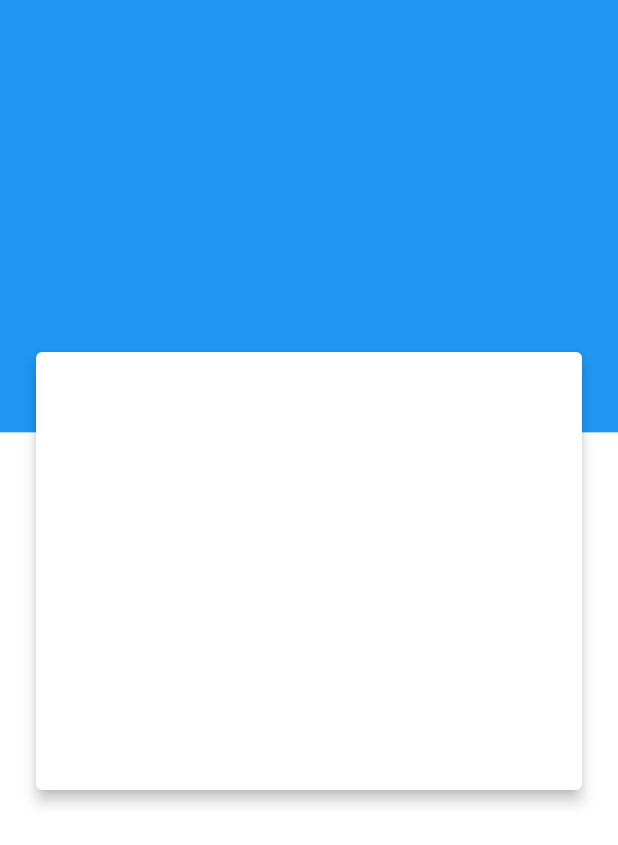
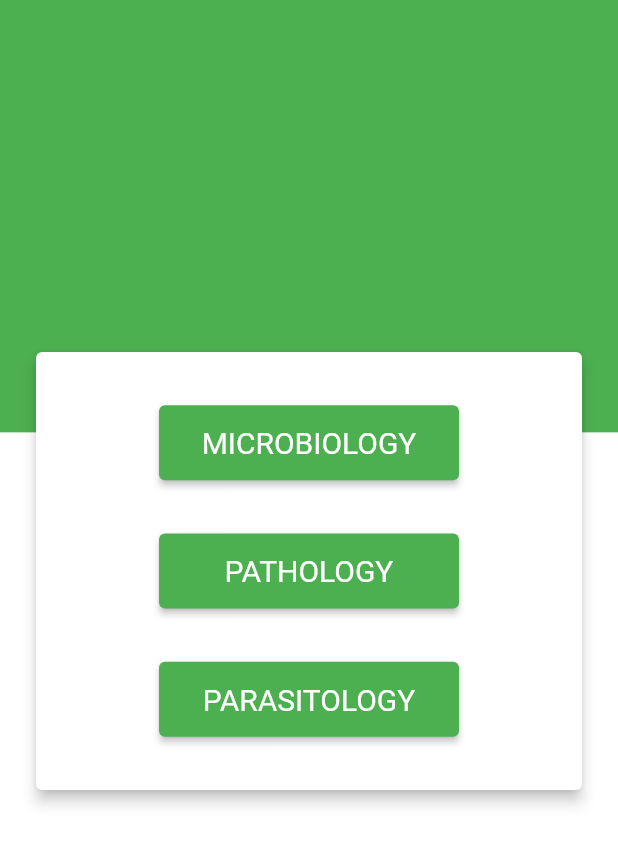
Before and after one commit to lensabillion/NAHDIC-MOBILE-APP, a Flutter app: the screen it shows after launch, on a phone screen of 412 x 824 dp. Shown: the top 845 px of the screen. Run offline on Flutter 3.47's test engine with Material 2 defaults, Android fonts, the phone set to English and light mode, and no system bars.

Commit message:
navigation to pages

```diff
--- a/lib/main.dart
+++ b/lib/main.dart
@@ -1,47 +1,9 @@
 import 'package:flutter/material.dart';
+import 'package:nahdic_mobile_app/mainList.dart';
 
 void main() {
   runApp(MaterialApp(
     debugShowCheckedModeBanner: false,
-    home: MyApp(),
+    home: MainList(),
   ));
 }
-
-class MyApp extends StatelessWidget {
-  @override
-  Widget build(BuildContext context) {
-    return new Stack(
-      children: <Widget>[
-        // The containers in the background
-        new Column(
-          children: <Widget>[
-            new Container(
-              height: MediaQuery.of(context).size.height * .35,
-              // height:300,
-              color: Colors.blue,
-            ),
-            new Container(
-              height: MediaQuery.of(context).size.height * .65,
-              color: Colors.white,
-            )
-          ],
-        ),
-        new Container(
-          alignment: Alignment.topCenter,
-          padding: new EdgeInsets.only(
-              top: MediaQuery.of(context).size.height * .28,
-              right: 20.0,
-              left: 20.0),
-          child: new Container(
-            height: 300.0,
-            width: MediaQuery.of(context).size.width,
-            child: new Card(
-              color: Colors.white,
-              elevation: 4.0,
-            ),
-          ),
-        )
-      ],
-      );
-  }
-}
--- /dev/null
+++ b/lib/mainList.dart
@@ -0,0 +1,100 @@
+import 'package:flutter/material.dart';
+import 'package:nahdic_mobile_app/microbiology.dart';
+import 'package:nahdic_mobile_app/parasitology.dart';
+import 'package:nahdic_mobile_app/pathology.dart';
+class MainList extends StatelessWidget {
+
+  @override
+  Widget build(BuildContext context) {
+    return new Stack(
+      children: <Widget>[
+        // The containers in the background
+        new Column(
+          children: <Widget>[
+            new Container(
+              height: MediaQuery.of(context).size.height * .35,
+              color: Colors.green,
+            ),
+            new Container(
+              height: MediaQuery.of(context).size.height * .65,
+              color: Colors.white,
+            )
+          ],
+        ),
+        new Container(
+          alignment: Alignment.topCenter,
+          padding: new EdgeInsets.only(
+              top: MediaQuery.of(context).size.height * .28,
+              right: 20.0,
+              left: 20.0),
+          child: new Container(
+            height: 300.0,
+            width: MediaQuery.of(context).size.width,
+            child: new Card(
+              child: Column(
+                mainAxisAlignment: MainAxisAlignment.spaceEvenly,
+                children: [
+                  ConstrainedBox(
+                    constraints: BoxConstraints.tightFor(width: 200, height: 50),
+                    child: ElevatedButton(
+                      style: ElevatedButton.styleFrom(
+                        primary: Colors.green,
+                        padding: EdgeInsets.symmetric(horizontal: 10, vertical: 10),
+                        textStyle: TextStyle(fontSize: 20),
+                      ),
+                      child: Text(
+                        "MICROBIOLOGY",
+                      ),
+                      onPressed:() {
+                        Navigator.push(context,MaterialPageRoute(builder: (context) => Microbiology()),);
+    },
+                    ),
+                  ),
+                  ConstrainedBox(
+                    constraints: BoxConstraints.tightFor(width: 200, height: 50),
+                    child: ElevatedButton(
+                      style: ElevatedButton.styleFrom(
+                        primary: Colors.green,
+                        padding:EdgeInsets.symmetric(horizontal: 10, vertical: 10),
+                        textStyle: TextStyle(fontSize: 20),
+
+                      ),
+                      child: Text(
+                        "PATHOLOGY",
+
+                      ),
+                      onPressed: () {
+                        Navigator.push(context,MaterialPageRoute(builder: (context) => Pathology()),);
+    },
+                    ),
+                  ),
+                  ConstrainedBox(
+                    constraints: BoxConstraints.tightFor(width: 200, height: 50),
+                    child: ElevatedButton(
+                      style: ElevatedButton.styleFrom(
+                        primary: Colors.green,
+                        padding: EdgeInsets.symmetric(horizontal: 10, vertical: 10),
+                        textStyle: TextStyle(fontSize: 20),
+                      ),
+                      child: Text(
+                        "PARASITOLOGY",
+
+                      ),
+
+                      onPressed: () {
+                        Navigator.push(context,MaterialPageRoute(builder: (context) => Parasitology()),);
+    },
+                    ),
+                  ),
+                ],
+              ),
+              elevation: 4.0,
+            ),
+          ),
+        )
+      ],
+    );
+  }
+
+
+}
--- /dev/null
+++ b/lib/microbiology.dart
@@ -0,0 +1,14 @@
+import 'package:flutter/material.dart';
+class Microbiology extends StatelessWidget {
+  @override
+  Widget build(BuildContext context) {
+    return Scaffold(
+      appBar: AppBar(
+        title: Text('Microbiology'),
+        backgroundColor: Colors.green,
+      ),
+      );
+  }
+
+
+}
--- /dev/null
+++ b/lib/parasitology.dart
@@ -0,0 +1,14 @@
+import 'package:flutter/material.dart';
+class Parasitology extends StatelessWidget {
+  @override
+  Widget build(BuildContext context) {
+    return Scaffold(
+      appBar: AppBar(
+        title: Text('Parasitology'),
+        backgroundColor: Colors.green,
+      ),
+      );
+  }
+
+
+}
--- /dev/null
+++ b/lib/pathology.dart
@@ -0,0 +1,14 @@
+import 'package:flutter/material.dart';
+class Pathology extends StatelessWidget {
+  @override
+  Widget build(BuildContext context) {
+    return Scaffold(
+      appBar: AppBar(
+        title: Text('Pathology'),
+        backgroundColor: Colors.green,
+      ),
+      );
+  }
+
+
+}
```
Also changed, not shown: pubspec.yaml (+6 -3 lines), assets/images/logo.png (added), pubspec.lock, 1 other file.
